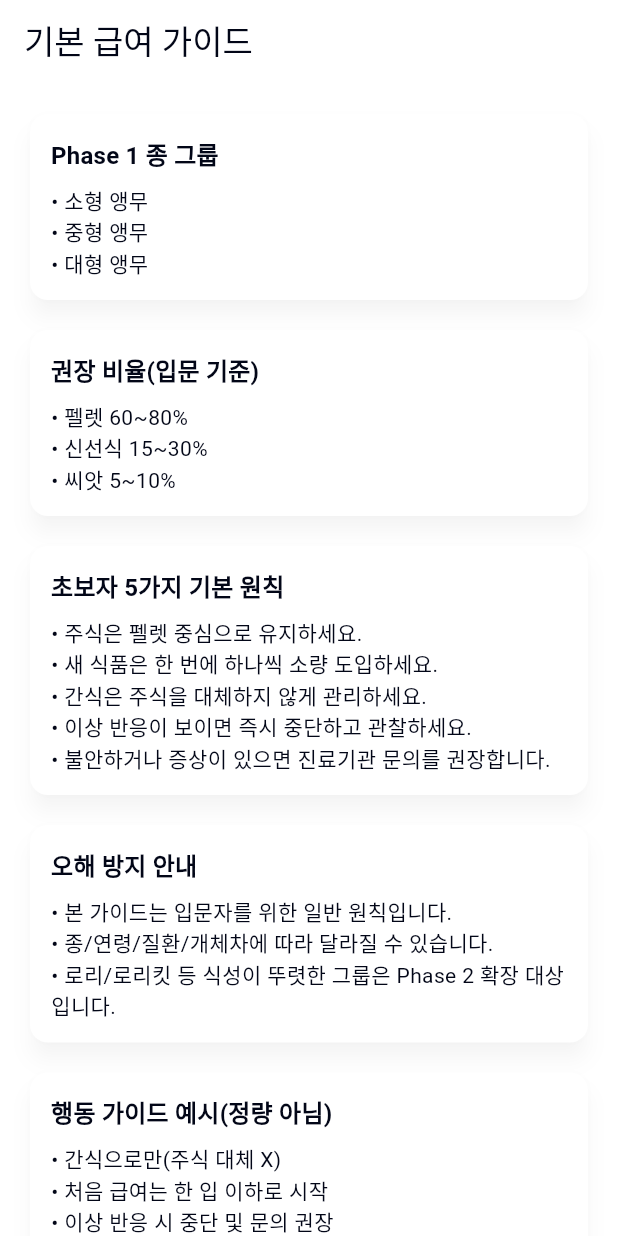
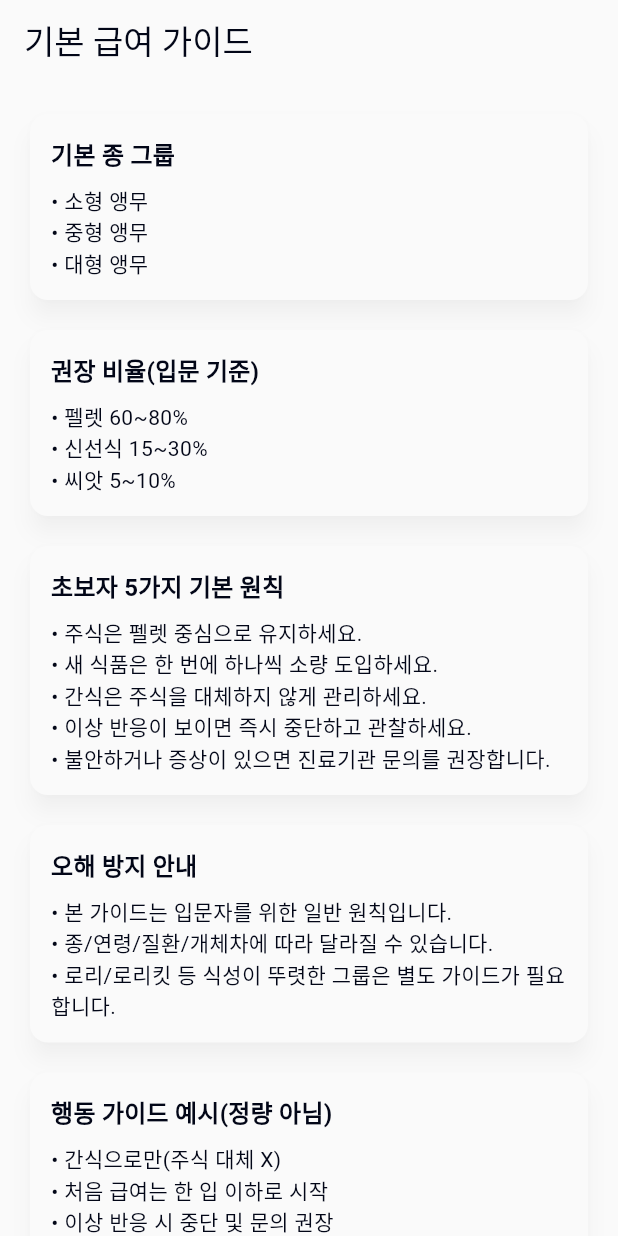
Before and after one commit to Naviary-Sanctuary/Avium, a Flutter app: the FeedingGuideScreen screen opened by its route, on a phone screen of 412 x 824 dp. Run offline on Flutter 3.47's test engine with Material 3 defaults, Android fonts, the phone set to English and light mode, and no system bars; our stand-ins replace go_router.

Commit message:
fix: soften light background and remove phase wording

```diff
--- a/lib/core/theme/app_colors.dart
+++ b/lib/core/theme/app_colors.dart
@@ -50,7 +50,7 @@ final class AppColors {
   static const Color error500 = Color(0xFFFF3333);
 
   /// Shared semantic neutrals.
-  static const Color lightBackground = Color(0xFFFFFFFF);
+  static const Color lightBackground = Color(0xFFFAFAFA);
   static const Color lightForeground = Color(0xFF020617);
   static const Color lightBorder = Color(0xFFE5E7EB);
   static const Color lightMuted = Color(0xFFF6F6F7);
--- a/lib/features/feeding_guide/presentation/feeding_guide_screen.dart
+++ b/lib/features/feeding_guide/presentation/feeding_guide_screen.dart
@@ -11,7 +11,7 @@ class FeedingGuideScreen extends StatelessWidget {
         padding: const EdgeInsets.all(16),
         children: const <Widget>[
           _GuideCard(
-            title: 'Phase 1 종 그룹',
+            title: '기본 종 그룹',
             lines: <String>['소형 앵무', '중형 앵무', '대형 앵무'],
           ),
           _GuideCard(
@@ -37,7 +37,7 @@ class FeedingGuideScreen extends StatelessWidget {
             lines: <String>[
               '본 가이드는 입문자를 위한 일반 원칙입니다.',
               '종/연령/질환/개체차에 따라 달라질 수 있습니다.',
-              '로리/로리킷 등 식성이 뚜렷한 그룹은 Phase 2 확장 대상입니다.',
+              '로리/로리킷 등 식성이 뚜렷한 그룹은 별도 가이드가 필요합니다.',
             ],
           ),
           _GuideCard(
@@ -50,7 +50,7 @@ class FeedingGuideScreen extends StatelessWidget {
           ),
           SizedBox(height: 8),
           Text(
-            '정량(그램/체중 기반/용량 계산)은 Phase 1에서 제공하지 않습니다.',
+            '정량(그램/체중 기반/용량 계산)은 현재 제공하지 않습니다.',
             style: TextStyle(fontWeight: FontWeight.w700),
           ),
         ],
```
Also changed, not shown: assets/data/foods.v1_2_0.json.
